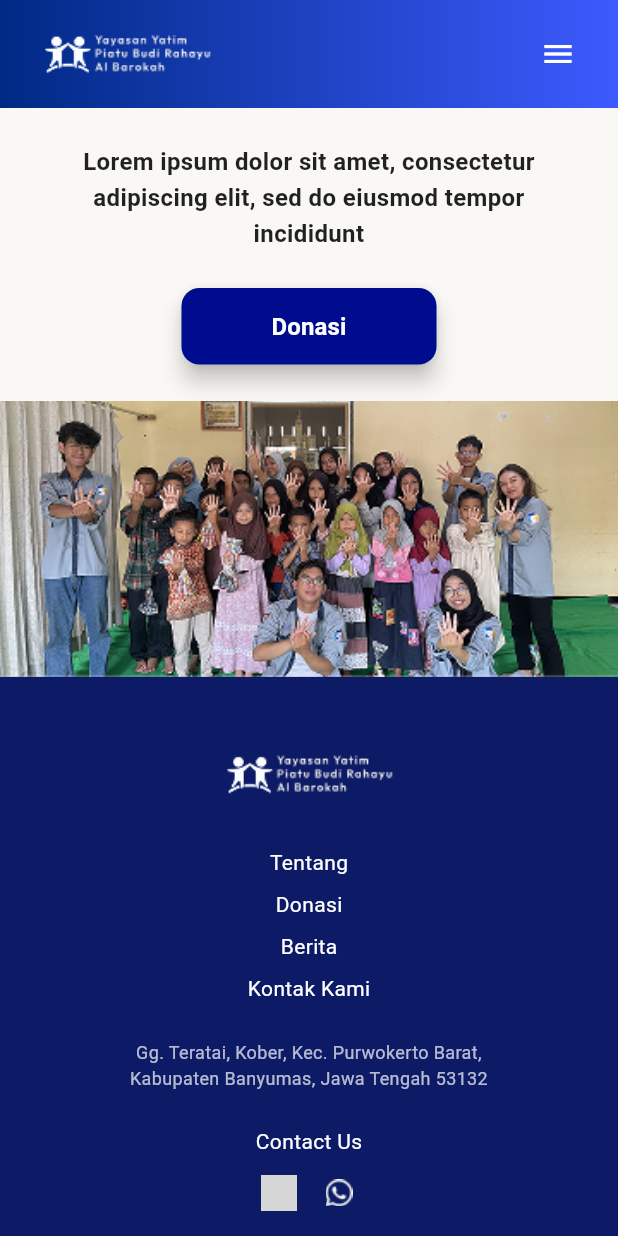
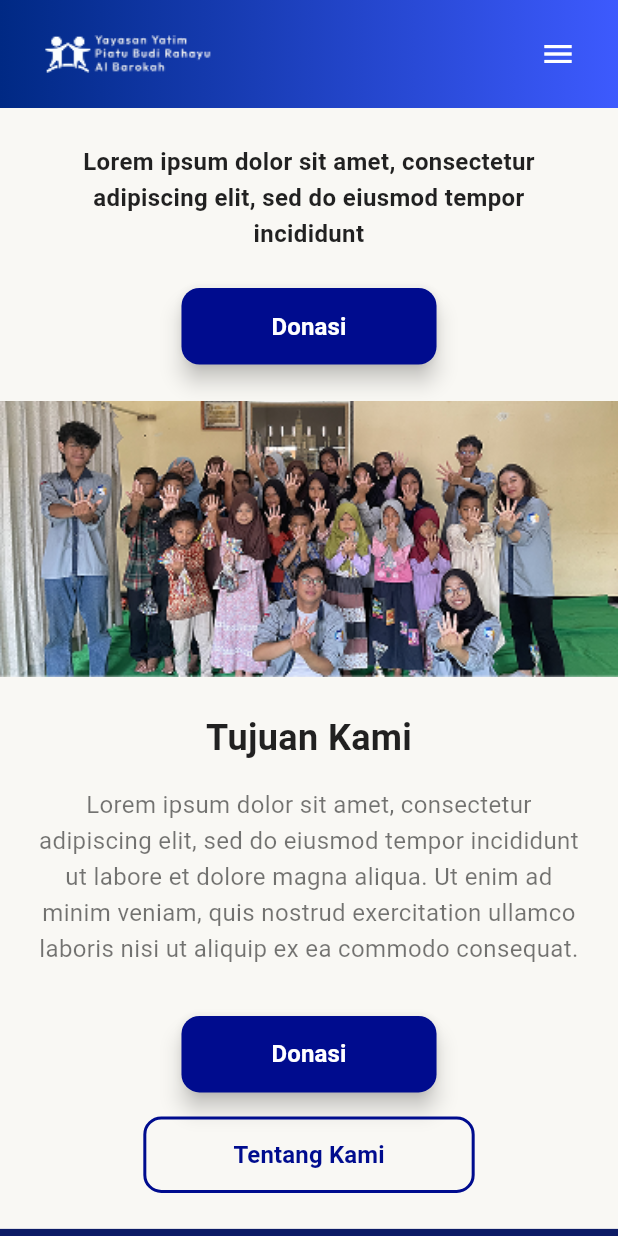
Before and after one commit to dimastianaji/budi_rahayu_care_app, a Flutter app: the screen it shows after launch, on a phone screen of 412 x 824 dp. Run offline on Flutter 3.47's test engine with Material 3 defaults, Android fonts, the phone set to English and light mode, and no system bars; grey boxes are pictures that could not be loaded.

Commit message:
menambahkan section tujuan kami dan update struktur folder keseluruhan

```diff
--- /dev/null
+++ b/lib/home/view/home_page.dart
@@ -0,0 +1,29 @@
+// lib/features/home/view/home_page.dart
+import 'package:flutter/material.dart';
+import 'package:budi_rahayu_care_app/shared/widgets/header.dart';
+import 'package:budi_rahayu_care_app/shared/widgets/footer.dart';
+import 'package:budi_rahayu_care_app/home/widgets/hero_section.dart';
+import 'package:budi_rahayu_care_app/home/widgets/tujuan_kami_section.dart';
+
+class HomePage extends StatelessWidget {
+  const HomePage({super.key});
+
+  @override
+  Widget build(BuildContext context) {
+    return Scaffold(
+      body: SafeArea(
+        child: SingleChildScrollView(
+          child: Column(
+            crossAxisAlignment: CrossAxisAlignment.stretch,
+            children: [
+              Header(),
+              HeroSection(),
+              TujuanKamiSection(),
+              Footer(),
+            ],
+          ),
+        ),
+      ),
+    );
+  }
+}
--- a/lib/widgets/hero_section.dart
+++ b/lib/home/widgets/hero_section.dart
@@ -56,7 +56,7 @@ class HeroSection extends StatelessWidget {
 
           // Gambar utama
           Image.asset(
-            'lib/assets/images/foto_hero_section.png',
+            'lib/shared/assets/images/foto_hero_section.png',
             width: double.infinity,
             fit: BoxFit.cover,
           ),
--- /dev/null
+++ b/lib/home/widgets/tujuan_kami_section.dart
@@ -0,0 +1,90 @@
+// lib/features/home/widgets/tujuan_kami_section.dart
+import 'package:flutter/material.dart';
+
+class TujuanKamiSection extends StatelessWidget {
+  const TujuanKamiSection({super.key});
+
+  @override
+  Widget build(BuildContext context) {
+    return Container(
+      color: const Color(0xFFF9F8F4), // warna latar krem muda (sama dengan HeroSection)
+      padding: const EdgeInsets.all(24),
+      child: Column(
+        crossAxisAlignment: CrossAxisAlignment.center,
+        children: [
+          // Judul Section
+          const Text(
+            'Tujuan Kami',
+            style: TextStyle(
+              fontSize: 24,
+              fontWeight: FontWeight.bold,
+              color: Colors.black87,
+            ),
+          ),
+
+          const SizedBox(height: 16),
+
+          // Deskripsi
+          const Text(
+            'Lorem ipsum dolor sit amet, consectetur adipiscing elit, sed do eiusmod tempor incididunt ut labore et dolore magna aliqua. Ut enim ad minim veniam, quis nostrud exercitation ullamco laboris nisi ut aliquip ex ea commodo consequat.',
+            textAlign: TextAlign.center,
+            style: TextStyle(
+              fontSize: 16,
+              height: 1.5,
+              color: Colors.black54,
+            ),
+          ),
+
+          const SizedBox(height: 32),
+
+          // Tombol "Donasi"
+          ElevatedButton(
+            style: ElevatedButton.styleFrom(
+              backgroundColor: const Color(0xFF000C8E), // biru tua
+              padding: const EdgeInsets.symmetric(horizontal: 60, vertical: 14),
+              shape: RoundedRectangleBorder(
+                borderRadius: BorderRadius.circular(12),
+              ),
+              elevation: 6,
+            ),
+            onPressed: () {
+              // Aksi saat tombol Donasi ditekan
+            },
+            child: const Text(
+              'Donasi',
+              style: TextStyle(
+                color: Colors.white,
+                fontSize: 16,
+                fontWeight: FontWeight.w600,
+              ),
+            ),
+          ),
+
+          const SizedBox(height: 16),
+
+          // Tombol "Tentang Kami" (Outline)
+          OutlinedButton(
+            style: OutlinedButton.styleFrom(
+              foregroundColor: const Color(0xFF000C8E), // teks biru
+              side: const BorderSide(color: Color(0xFF000C8E), width: 2),
+              padding: const EdgeInsets.symmetric(horizontal: 60, vertical: 14),
+              shape: RoundedRectangleBorder(
+                borderRadius: BorderRadius.circular(12),
+              ),
+            ),
+            onPressed: () {
+              // Aksi saat tombol Tentang Kami ditekan
+            },
+            child: const Text(
+              'Tentang Kami',
+              style: TextStyle(
+                fontSize: 16,
+                fontWeight: FontWeight.w600,
+              ),
+            ),
+          ),
+        ],
+      ),
+    );
+  }
+}
--- a/lib/main.dart
+++ b/lib/main.dart
@@ -1,7 +1,6 @@
+// lib/main.dart
 import 'package:flutter/material.dart';
-import 'widgets/header.dart';
-import 'widgets/footer.dart';
-import 'widgets/hero_section.dart'; // tambahkan hero section kamu
+import '/home/view/home_page.dart';
 
 void main() {
   runApp(const MyApp());
@@ -12,22 +11,9 @@ class MyApp extends StatelessWidget {
 
   @override
   Widget build(BuildContext context) {
-    return const MaterialApp(
+    return MaterialApp(
       debugShowCheckedModeBanner: false,
-      home: Scaffold(
-        body: SafeArea(
-          child: SingleChildScrollView(
-            child: Column(
-              crossAxisAlignment: CrossAxisAlignment.stretch,
-              children: [
-                Header(),           // bagian atas
-                HeroSection(),      // bagian isi/hero
-                FooterSection(),    // bagian bawah
-              ],
-            ),
-          ),
-        ),
-      ),
+      home: HomePage(),
     );
   }
 }
--- a/lib/widgets/footer.dart
+++ b/lib/shared/widgets/footer.dart
@@ -1,7 +1,7 @@
 import 'package:flutter/material.dart';
 
-class FooterSection extends StatelessWidget {
-  const FooterSection({super.key});
+class Footer extends StatelessWidget {
+  const Footer({super.key});
 
   @override
   Widget build(BuildContext context) {
@@ -14,7 +14,7 @@ class FooterSection extends StatelessWidget {
         children: [
           // Logo Yayasan
           Image.asset(
-            'lib/assets/images/logo.png',
+            'lib/shared/assets/images/logo.png',
             height: 50,
           ),
           const SizedBox(height: 24),
@@ -57,7 +57,7 @@ class FooterSection extends StatelessWidget {
                   // aksi ketika ikon Instagram ditekan
                 },
                 child: Image.asset(
-                  'lib/assets/icons/instagram.png',
+                  'lib/shared/assets/icons/instagram.png',
                   height: 24,
                   width: 24,
                 ),
@@ -68,7 +68,7 @@ class FooterSection extends StatelessWidget {
                   // aksi ketika ikon WhatsApp ditekan
                 },
                 child: Image.asset(
-                  'lib/assets/icons/whatsapp.png',
+                  'lib/shared/assets/icons/whatsapp.png',
                   height: 24,
                   width: 24,
                 ),
--- a/lib/widgets/header.dart
+++ b/lib/shared/widgets/header.dart
@@ -29,7 +29,7 @@ class _HeaderState extends State<Header> {
     children: [
       // Logo lengkap yayasan
       Image.asset(
-        'lib/assets/images/logo.png',
+        'lib/shared/assets/images/logo.png',
         height: 45,
       ),
 
--- a/lib/widgets/section_tujuan.dart
+++ /dev/null
@@ -1,29 +0,0 @@
-import 'package:flutter/material.dart';
-
-class SectionTujuan extends StatelessWidget {
-  const SectionTujuan({super.key});
-
-  @override
-  Widget build(BuildContext context) {
-    return Padding(
-      padding: const EdgeInsets.all(20),
-      child: Column(
-        children: [
-          Image.asset("assets/images/foto_anak.jpg"),
-          const SizedBox(height: 20),
-          const Text(
-            "Tujuan Kami",
-            style: TextStyle(fontSize: 20, fontWeight: FontWeight.bold),
-          ),
-          const SizedBox(height: 10),
-          const Text(
-            "Lorem ipsum dolor sit amet, consectetur adipiscing elit...",
-            textAlign: TextAlign.center,
-          ),
-          const SizedBox(height: 20),
-          ElevatedButton(onPressed: () {}, child: const Text("Tentang Kami")),
-        ],
-      ),
-    );
-  }
-}
```
Also changed, not shown: pubspec.yaml (+6 -6 lines), lib/shared/assets/icons/Instagram.png (renamed from lib/assets/icons/Instagram.png), lib/shared/assets/icons/whatsapp.png (renamed from lib/assets/icons/whatsapp.png), lib/shared/assets/images/foto_hero_section.png (renamed from lib/assets/images/foto_hero_section.png), lib/shared/assets/images/logo.png (renamed from lib/assets/images/logo.png), lib/widgets/section_anak.dart (deleted), lib/widgets/section_berita.dart (deleted).
